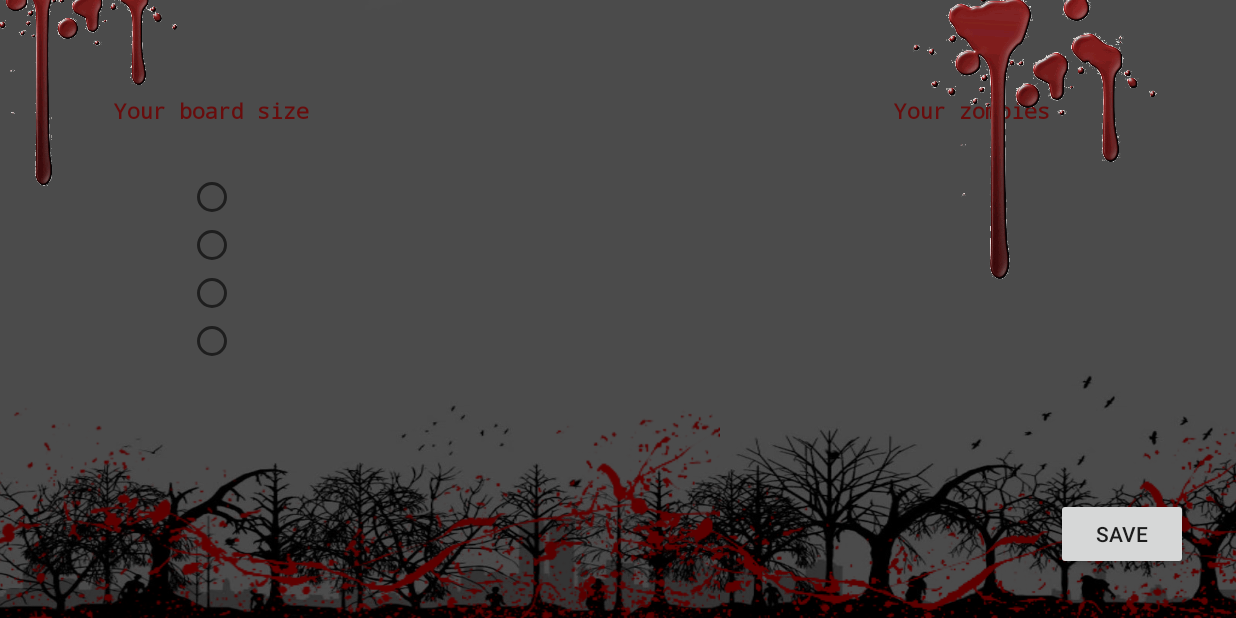
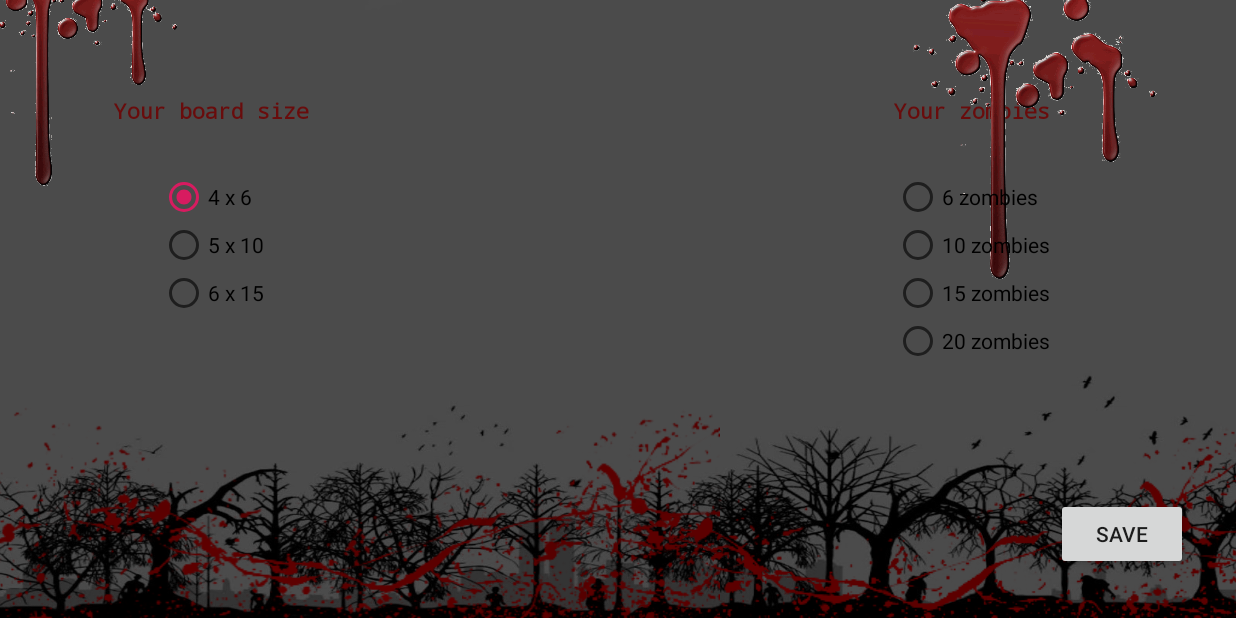
Before and after one commit to ramneetbrar/ZombieSeeker, an Android app: the OptionScreen screen opened directly, with no data from a screen before it, on a phone screen of 824 x 412 dp (held sideways). Run offline under Robolectric (Android 15) with nearby library versions, the light colour scheme and no system bars.

Commit message:
Options screen saves preferences for both num zombies and board size.

```diff
--- a/app/src/main/java/com/ramneet/zombieseeker/OptionScreen.java
+++ b/app/src/main/java/com/ramneet/zombieseeker/OptionScreen.java
@@ -24,14 +24,18 @@ public class OptionScreen extends AppCompatActivity {
         super.onCreate(savedInstanceState);
         setContentView(R.layout.activity_option_screen);
 
-        createRadioButtons();
+        createRadioButtonsNumZombies();
+        createRadioButtonsBoardSize();
         setupSaveSelectedButton();
 
-        int savedValue = getNumZombiesChosen(this);
-        Toast.makeText(this, "Saved value: " + savedValue, Toast.LENGTH_SHORT).show();
+        int savedZombie = getNumZombiesChosen(this);
+        String savedBoardSize = getBoardSizeChosen(this);
+
+        Toast.makeText(this, "Saved Zombie: " + savedZombie, Toast.LENGTH_SHORT).show();
+        Toast.makeText(this, "Saved Board Size: " + savedBoardSize, Toast.LENGTH_SHORT).show();
     }
 
-    private void createRadioButtons() {
+    private void createRadioButtonsNumZombies() {
         RadioGroup group = findViewById(R.id.radio_group_num_zombies);
         final int[] num_Zombies = getResources().getIntArray(R.array.num_zombies);
 
@@ -40,7 +44,7 @@ public class OptionScreen extends AppCompatActivity {
             final int numZombie = num_Zombies[i];
 
             RadioButton button = new RadioButton(this);
-//            button.setText(getString(R.string.zombies, numZombie));
+            button.setText(getString(R.string.zombies, numZombie));
 
             button.setOnClickListener(new View.OnClickListener() {
                 @Override
@@ -63,19 +67,62 @@ public class OptionScreen extends AppCompatActivity {
 
     }
 
+    private void createRadioButtonsBoardSize() {
+        RadioGroup group = findViewById(R.id.radio_group_board_size);
+        final String[] board_sizes = getResources().getStringArray(R.array.board_size);
+
+        // Create the buttons:
+        for (int i = 0; i < board_sizes.length; i++ ) {
+            final String board_size = board_sizes[i];
+
+            RadioButton button = new RadioButton(this);
+            button.setText(board_size);
+
+            button.setOnClickListener(new View.OnClickListener() {
+                @Override
+                public void onClick(View v) {
+                    Toast.makeText(OptionScreen.this, "You clicked " + board_size + " board size.", Toast.LENGTH_SHORT)
+                            .show();
+                    saveBoardSizeChosen(board_size);
+                }
+            });
+
+            // add to radio group:
+            group.addView(button);
+
+            // Select default button
+            if (board_size.equals(getBoardSizeChosen(this))) {
+                button.setChecked(true);
+            }
+        }
+    }
+
+
     private void saveNumZombiesChosen(int numZombie) {
-        SharedPreferences prefs = this.getSharedPreferences("AppPrefs", MODE_PRIVATE);
+        SharedPreferences prefs = this.getSharedPreferences("AppPrefsZombie", MODE_PRIVATE);
         SharedPreferences.Editor editor = prefs.edit();
         editor.putInt("numZombiesChosen", numZombie);
         editor.apply();
     }
 
+    private void saveBoardSizeChosen(String board_size) {
+        SharedPreferences prefs = this.getSharedPreferences("AppPrefsBoard", MODE_PRIVATE);
+        SharedPreferences.Editor editor = prefs.edit();
+        editor.putString("boardSize", board_size);
+        editor.apply();
+    }
+
     public static int getNumZombiesChosen(Context context) {
-        SharedPreferences prefs = context.getSharedPreferences("AppPrefs", MODE_PRIVATE);
-        // TODO: change default value
+        SharedPreferences prefs = context.getSharedPreferences("AppPrefsZombie", MODE_PRIVATE);
         int defaultZombie = context.getResources().getInteger(R.integer.default_num_zombies);
         return prefs.getInt("numZombiesChosen", defaultZombie);
 
+    }
+
+    public static String getBoardSizeChosen(Context context) {
+        SharedPreferences prefs = context.getSharedPreferences("AppPrefsBoard", MODE_PRIVATE);
+        String defaultBoardSize = context.getResources().getString(R.string.default_board_size);
+        return prefs.getString("boardSize", defaultBoardSize);
     }
 
     private void setupSaveSelectedButton() {
--- a/app/src/main/res/layout/activity_option_screen.xml
+++ b/app/src/main/res/layout/activity_option_screen.xml
@@ -86,9 +86,9 @@
         android:layout_width="wrap_content"
         android:layout_height="wrap_content"
         android:layout_marginTop="32dp"
-        app:layout_constraintEnd_toEndOf="@+id/chooseBoardText"
-        app:layout_constraintStart_toStartOf="@+id/chooseBoardText"
-        app:layout_constraintTop_toBottomOf="@+id/chooseBoardText" />
+        app:layout_constraintEnd_toEndOf="@+id/chooseZombieText"
+        app:layout_constraintStart_toStartOf="@+id/chooseZombieText"
+        app:layout_constraintTop_toBottomOf="@+id/chooseZombieText" />
 
     <Button
         android:id="@+id/save_selected"
@@ -101,4 +101,13 @@
         app:layout_constraintBottom_toBottomOf="parent"
         app:layout_constraintEnd_toEndOf="parent" />
 
+    <RadioGroup
+        android:id="@+id/radio_group_board_size"
+        android:layout_width="wrap_content"
+        android:layout_height="wrap_content"
+        android:layout_marginTop="32dp"
+        app:layout_constraintEnd_toEndOf="@+id/chooseBoardText"
+        app:layout_constraintStart_toStartOf="@+id/chooseBoardText"
+        app:layout_constraintTop_toBottomOf="@+id/chooseBoardText" />
+
 </androidx.constraintlayout.widget.ConstraintLayout>
--- a/app/src/main/res/values/board_size.xml
+++ b/app/src/main/res/values/board_size.xml
@@ -1,6 +1,10 @@
 <?xml version="1.0" encoding="utf-8"?>
 <resources>
-    <array name="board_size">
-        <item> </item>
-    </array>
+    <string-array name="board_size">
+        <item>4 x 6</item>
+        <item>5 x 10</item>
+        <item>6 x 15</item>
+    </string-array>
+
+    <string name="default_board_size">4 x 6</string>
 </resources>
```
